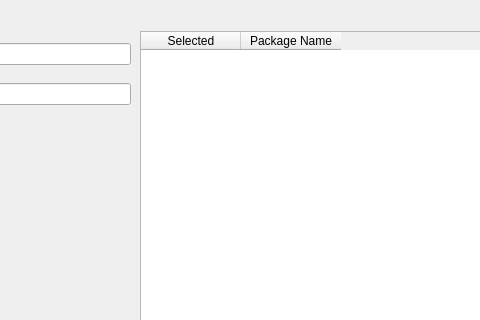
Before: the Qt Designer form xoscar/src/xoscar_softwareconfiguration.ui in oscar-cluster/pkgsrc, drawn with Qt 5; both pictures show x 160 to 640 and y 0 to 320 of the 999 by 686 pixel window.
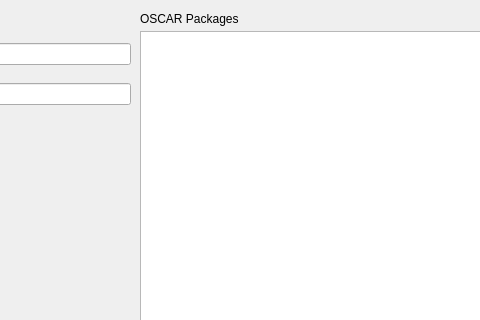
After: the same form once the commit is applied.

Commit message: Changed the QTableWidget to a QListWidget. Items are added with a checkable check box on the left hand side.

Diff of the .ui file:
```diff
--- a/xoscar/src/xoscar_softwareconfiguration.ui
+++ b/xoscar/src/xoscar_softwareconfiguration.ui
@@ -44,26 +44,6 @@
     </item>
    </layout>
   </widget>
-  <widget class="QTableWidget" name="tableWidget" >
-   <property name="geometry" >
-    <rect>
-     <x>300</x>
-     <y>31</y>
-     <width>721</width>
-     <height>341</height>
-    </rect>
-   </property>
-   <column>
-    <property name="text" >
-     <string>Selected</string>
-    </property>
-   </column>
-   <column>
-    <property name="text" >
-     <string>Package Name</string>
-    </property>
-   </column>
-  </widget>
   <widget class="QWidget" name="horizontalLayout_8" >
    <property name="geometry" >
     <rect>
@@ -184,6 +164,29 @@
     </widget>
    </widget>
   </widget>
+  <widget class="QListWidget" name="opkgsListWidget" >
+   <property name="geometry" >
+    <rect>
+     <x>300</x>
+     <y>31</y>
+     <width>721</width>
+     <height>341</height>
+    </rect>
+   </property>
+  </widget>
+  <widget class="QLabel" name="label" >
+   <property name="geometry" >
+    <rect>
+     <x>300</x>
+     <y>10</y>
+     <width>111</width>
+     <height>17</height>
+    </rect>
+   </property>
+   <property name="text" >
+    <string>OSCAR Packages</string>
+   </property>
+  </widget>
  </widget>
  <resources/>
  <connections/>
```
The commit also changes 1 other file.
